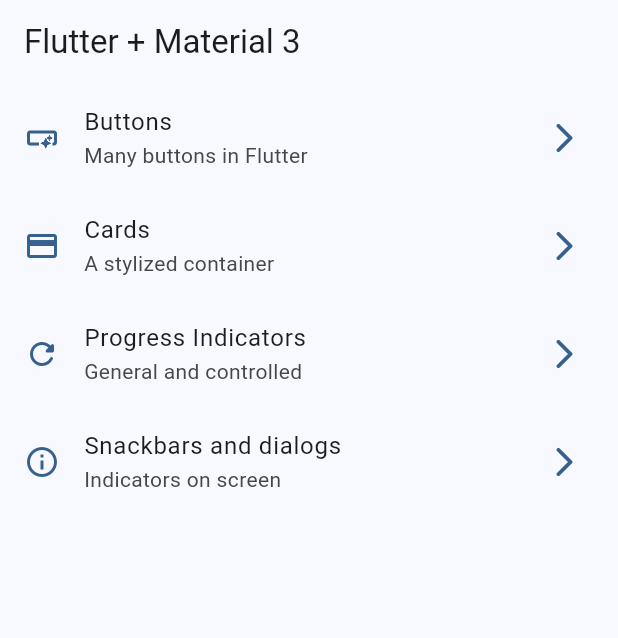
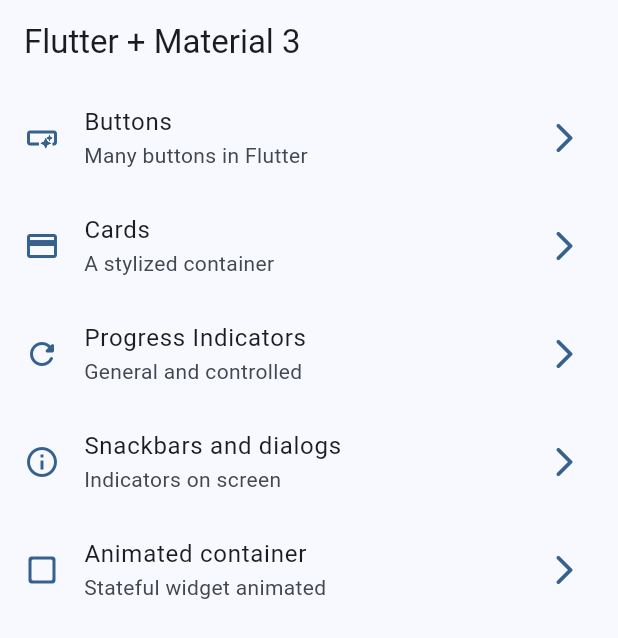
Before and after one commit to eltruforce/widgets-app, a Flutter app: the screen it shows after launch, on a phone screen of 412 x 824 dp. Shown: the top 638 px of the screen. Run offline on Flutter 3.47's test engine with Material 3 defaults, Android fonts, the phone set to English and light mode, and no system bars; our stand-ins replace go_router.

Commit message:
feat: animated container finished

```diff
--- a/lib/config/menu/menu_items.dart
+++ b/lib/config/menu/menu_items.dart
@@ -39,4 +39,10 @@ const appMenuItems = <MenuItem>[
     link: '/snackbars',
     icon: Icons.info_outline,
   ),
+  MenuItem(
+    title: 'Animated container',
+    subTitle: 'Stateful widget animated',
+    link: '/animated',
+    icon: Icons.check_box_outline_blank_rounded,
+  ),
 ];
--- a/lib/config/router/app_router.dart
+++ b/lib/config/router/app_router.dart
@@ -29,5 +29,10 @@ final appRouter = GoRouter(
       name: SnackbarScreen.name,
       builder: (context, state) => const SnackbarScreen(),
     ),
+    GoRoute(
+      path: '/animated',
+      name: AnimatedScreen.name,
+      builder: (context, state) => const AnimatedScreen(),
+    ),
   ],
 );
```
Also changed, not shown: lib/presentation/screens/animated/animated_screen.dart (+51 -3 lines).
